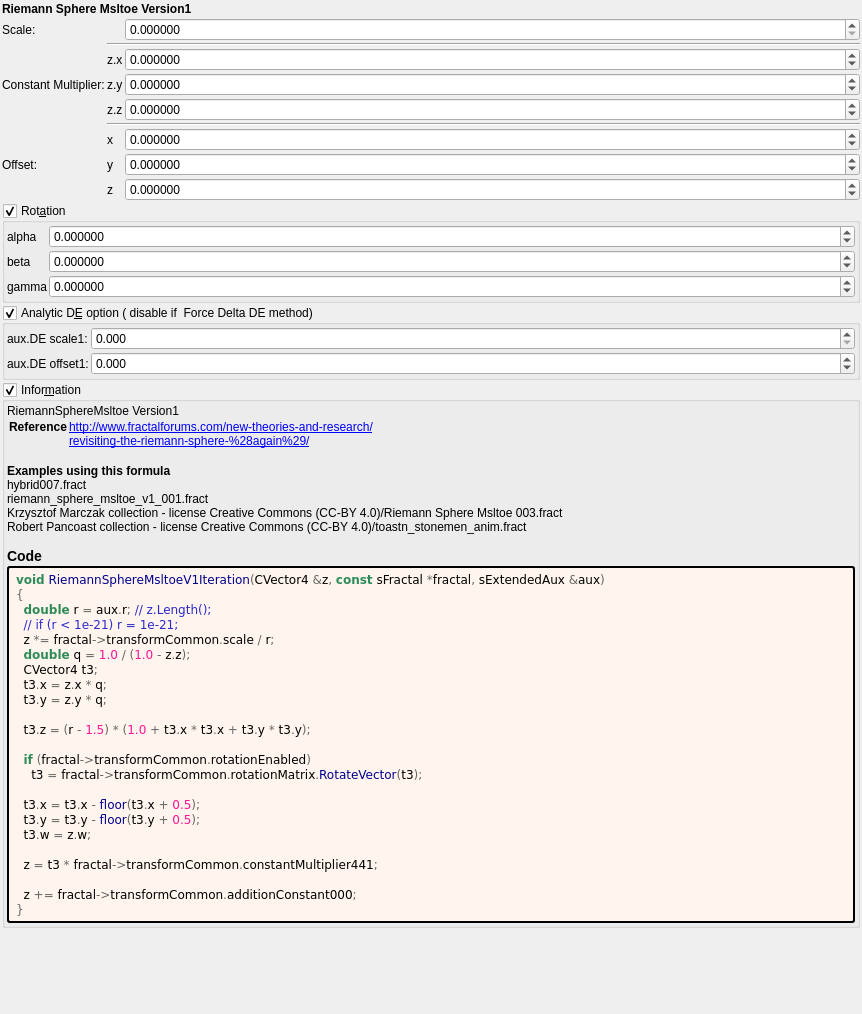
The window that mandelbulber2/formula/ui/riemann_sphere_msltoe_v1.ui (buddhi1980/mandelbulber2) describes before a commit, drawn with Qt 5.
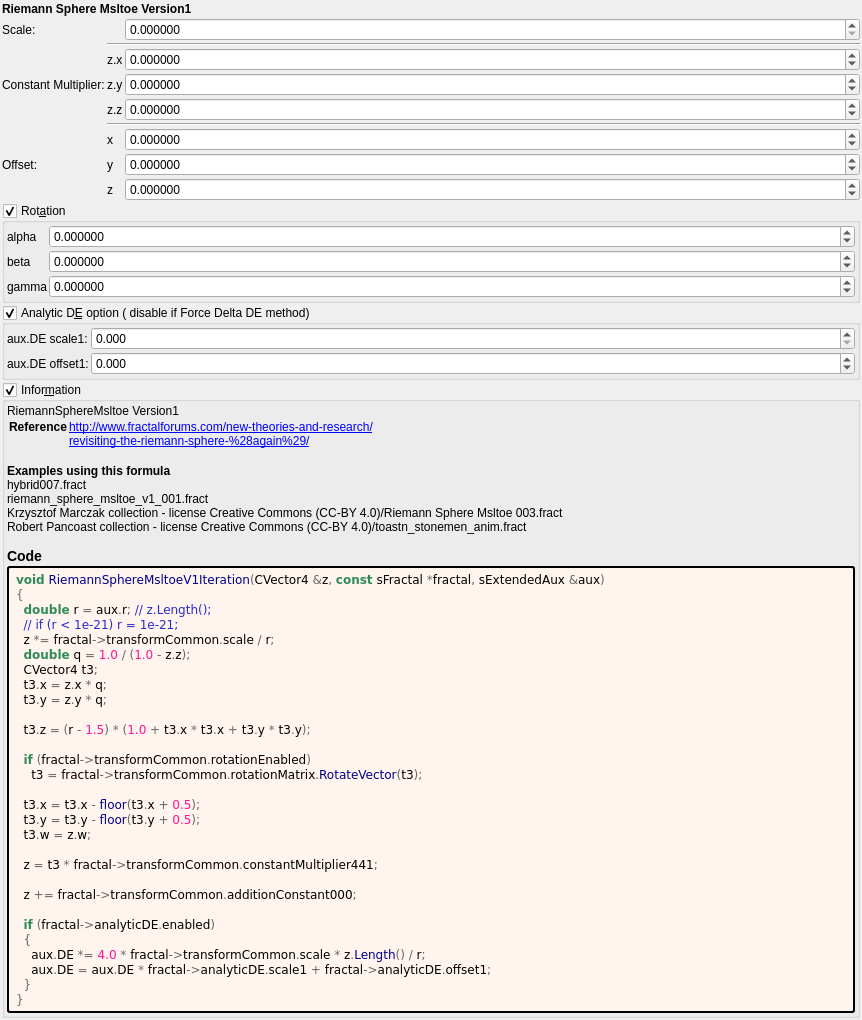
The same window after the commit. Custom widgets are drawn as their Qt base class.

```diff
--- a/mandelbulber2/formula/ui/riemann_sphere_msltoe_v1.ui
+++ b/mandelbulber2/formula/ui/riemann_sphere_msltoe_v1.ui
@@ -481,7 +481,7 @@
       <string>Occasionally disable in Hybrid Mode. A few hybrid settings may work best with the analytic DE code disabled in this formula.</string>
      </property>
      <property name="title">
-      <string>Analytic D&amp;E option ( disable if  Force Delta DE method)</string>
+      <string>Analytic D&amp;E option ( disable if Force Delta DE method)</string>
      </property>
      <property name="checkable">
       <bool>true</bool>
@@ -659,6 +659,12 @@
   z &lt;span style=&quot;color:#676767&quot;&gt;=&lt;/span&gt; t3 &lt;span style=&quot;color:#676767&quot;&gt;*&lt;/span&gt; fractal&lt;span style=&quot;color:#676767&quot;&gt;-&amp;gt;&lt;/span&gt;transformCommon&lt;span style=&quot;color:#676767&quot;&gt;.&lt;/span&gt;constantMultiplier441&lt;span style=&quot;color:#676767&quot;&gt;;&lt;/span&gt;
 
   z &lt;span style=&quot;color:#676767&quot;&gt;+=&lt;/span&gt; fractal&lt;span style=&quot;color:#676767&quot;&gt;-&amp;gt;&lt;/span&gt;transformCommon&lt;span style=&quot;color:#676767&quot;&gt;.&lt;/span&gt;additionConstant000&lt;span style=&quot;color:#676767&quot;&gt;;&lt;/span&gt;
+
+  &lt;span style=&quot;color:#2e8b57; font-weight:bold&quot;&gt;if&lt;/span&gt; &lt;span style=&quot;color:#676767&quot;&gt;(&lt;/span&gt;fractal&lt;span style=&quot;color:#676767&quot;&gt;-&amp;gt;&lt;/span&gt;analyticDE&lt;span style=&quot;color:#676767&quot;&gt;.&lt;/span&gt;enabled&lt;span style=&quot;color:#676767&quot;&gt;)&lt;/span&gt;
+  &lt;span style=&quot;color:#676767&quot;&gt;{&lt;/span&gt;
+    aux&lt;span style=&quot;color:#676767&quot;&gt;.&lt;/span&gt;DE &lt;span style=&quot;color:#676767&quot;&gt;*=&lt;/span&gt; &lt;span style=&quot;color:#ff1493&quot;&gt;4.0&lt;/span&gt; &lt;span style=&quot;color:#676767&quot;&gt;*&lt;/span&gt; fractal&lt;span style=&quot;color:#676767&quot;&gt;-&amp;gt;&lt;/span&gt;transformCommon&lt;span style=&quot;color:#676767&quot;&gt;.&lt;/span&gt;scale &lt;span style=&quot;color:#676767&quot;&gt;*&lt;/span&gt; z&lt;span style=&quot;color:#676767&quot;&gt;.&lt;/span&gt;&lt;span style=&quot;color:#00008f&quot;&gt;Length&lt;/span&gt;&lt;span style=&quot;color:#676767&quot;&gt;() /&lt;/span&gt; r&lt;span style=&quot;color:#676767&quot;&gt;;&lt;/span&gt;
+    aux&lt;span style=&quot;color:#676767&quot;&gt;.&lt;/span&gt;DE &lt;span style=&quot;color:#676767&quot;&gt;=&lt;/span&gt; aux&lt;span style=&quot;color:#676767&quot;&gt;.&lt;/span&gt;DE &lt;span style=&quot;color:#676767&quot;&gt;*&lt;/span&gt; fractal&lt;span style=&quot;color:#676767&quot;&gt;-&amp;gt;&lt;/span&gt;analyticDE&lt;span style=&quot;color:#676767&quot;&gt;.&lt;/span&gt;scale1 &lt;span style=&quot;color:#676767&quot;&gt;+&lt;/span&gt; fractal&lt;span style=&quot;color:#676767&quot;&gt;-&amp;gt;&lt;/span&gt;analyticDE&lt;span style=&quot;color:#676767&quot;&gt;.&lt;/span&gt;offset1&lt;span style=&quot;color:#676767&quot;&gt;;&lt;/span&gt;
+  &lt;span style=&quot;color:#676767&quot;&gt;}&lt;/span&gt;
 &lt;span style=&quot;color:#676767&quot;&gt;}&lt;/span&gt;
 &lt;/pre&gt;
 &lt;/body&gt;</string>
```
Left out of the diff: 2 changed lines with no effect on the pictures.
